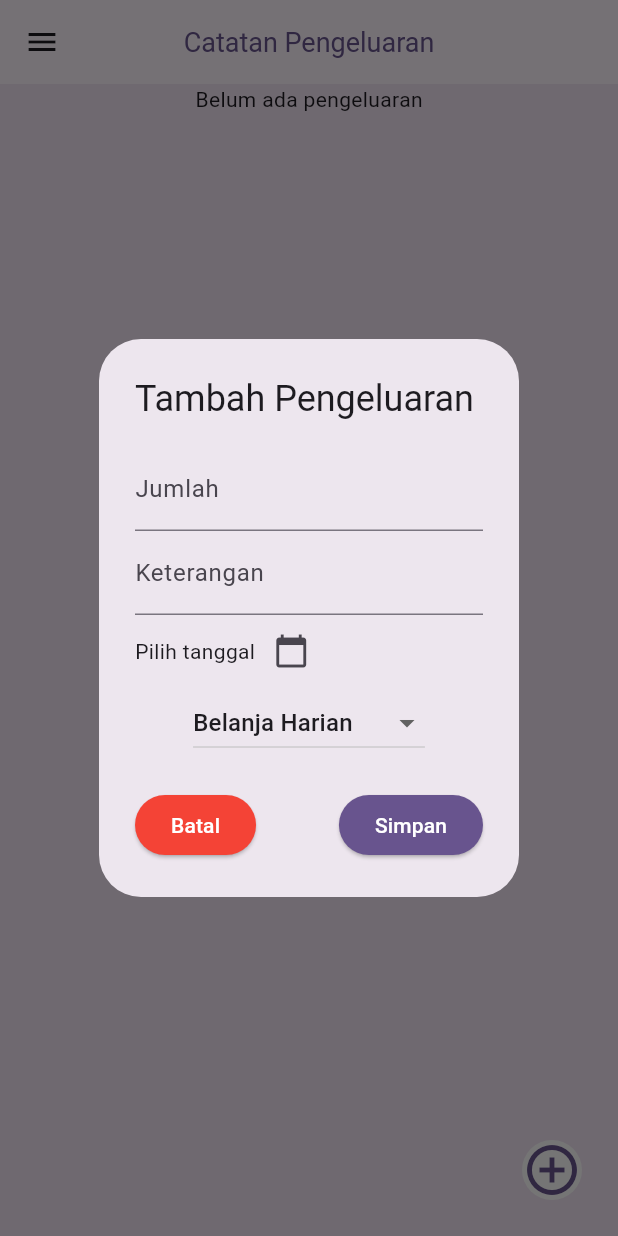
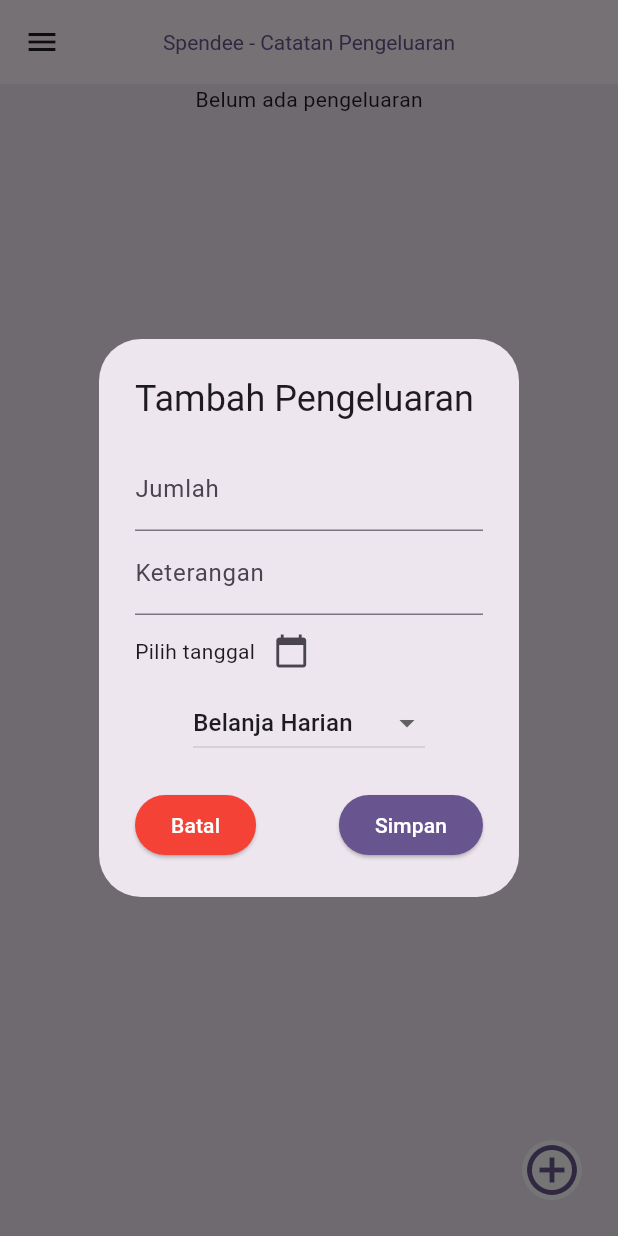
Before and after one commit to ariefilkomp/expense_record, a Flutter app: the HomePage screen opened directly, after a tap on the "add circle outline" icon, on a phone screen of 412 x 824 dp. Run offline on Flutter 3.47's test engine with Material 3 defaults, Android fonts, the light colour scheme and no system bars; our stand-ins replace cached_network_image, cloud_firestore, firebase_auth, firebase_core, fl_chart, flutter_bloc and 2 more; missing offline and left inert: firebase_app_check; accounts and stored records are empty; generated files the repository leaves out were written again.

Commit message:
Udah dikasih nama aplikasi dan icon

```diff
--- a/lib/features/home/presentation/pages/home_page.dart
+++ b/lib/features/home/presentation/pages/home_page.dart
@@ -247,10 +247,10 @@ class _HomePageState extends State<HomePage> {
       appBar: AppBar(
         centerTitle: true,
         title: Text(
-          'Catatan Pengeluaran',
+          'Spendee - Catatan Pengeluaran',
           style: TextStyle(
             color: Theme.of(context).colorScheme.primary,
-            fontSize: 18,
+            fontSize: 14,
           ),
         ),
       ),
```
Also changed, not shown: pubspec.yaml (+7 -0 lines), assets/images/spendee-icon.png (added), pubspec.lock, 29 other files.
